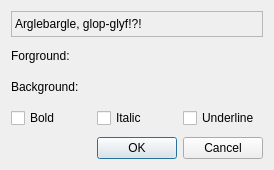
First picture: the form in src/preferences/AnsiColorDialog.ui, repository MUME/MMapper, before the edit.
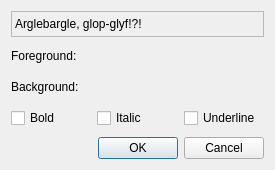
Second picture: the form after the edit. Custom widgets are drawn as their Qt base class.

The edit to the form file:
```diff
--- a/src/preferences/AnsiColorDialog.ui
+++ b/src/preferences/AnsiColorDialog.ui
@@ -6,7 +6,7 @@
    <rect>
     <x>0</x>
     <y>0</y>
-    <width>274</width>
+    <width>275</width>
     <height>170</height>
    </rect>
   </property>
@@ -124,7 +124,7 @@
    <item row="1" column="0">
     <widget class="QLabel" name="label">
      <property name="text">
-      <string>Forground:</string>
+      <string>Foreground:</string>
      </property>
      <property name="buddy">
       <cstring>foregroundAnsiCombo</cstring>
```
